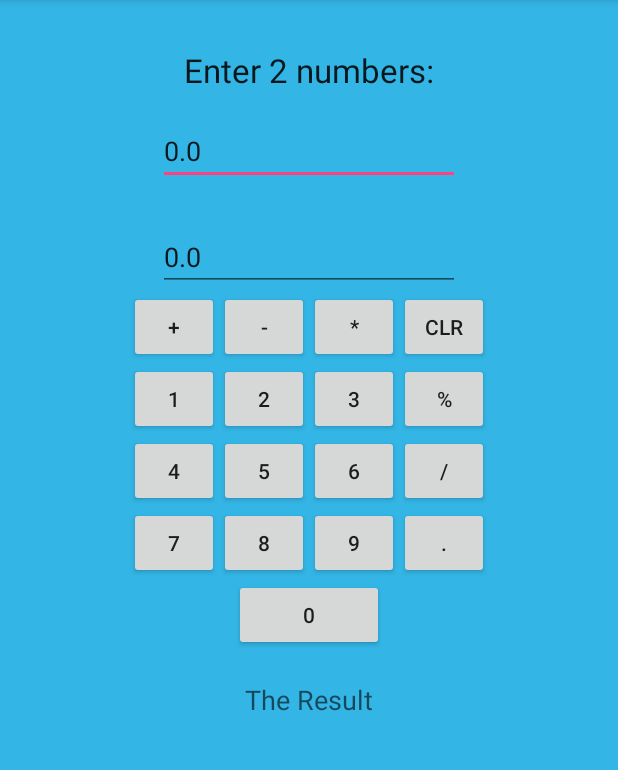
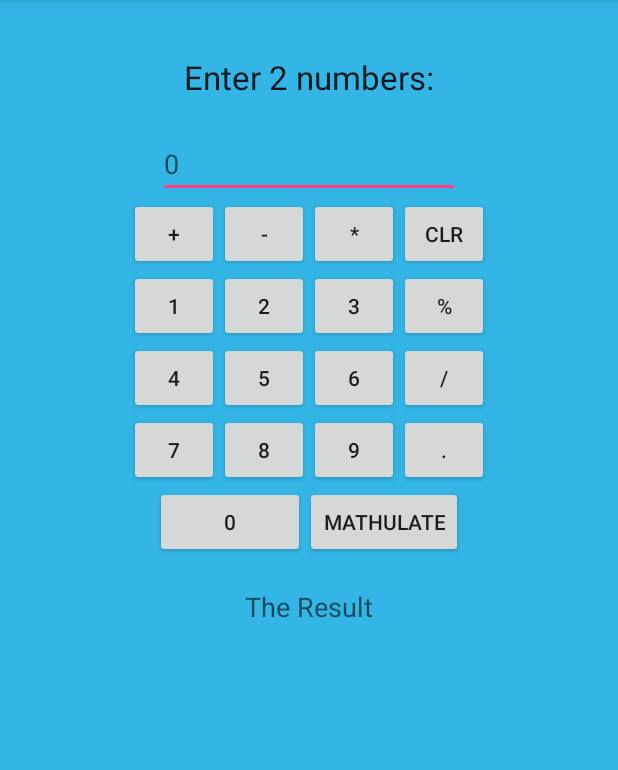
Before and after one commit to JohnMCrooks/Calculator-Android, an Android app: the screen it shows after launch (MainActivity), after a tap on "CLR", on a phone screen of 412 x 824 dp, the part 84-854 px from its top. Run offline under Robolectric (Android 15) with nearby library versions, the phone set to English and light mode, and no system bars.

Commit message:
Testing how to use a single line of input/multiple operators rather than a predefined set of numbers.
TODO:
Figure out how to add TickerTape (previous calculations)
Add more advanced mathematics (Square roots, exponents, etc.)
Polish

```diff
--- a/app/src/main/java/com/cr00keddesigns/calculator/MainActivity.java
+++ b/app/src/main/java/com/cr00keddesigns/calculator/MainActivity.java
@@ -13,6 +13,8 @@ import android.widget.Toast;
 
 public class MainActivity extends AppCompatActivity {
 
+    private TextView txtResult;
+
     private EditText operand1;
     private EditText operand2;
 
@@ -22,8 +24,18 @@ public class MainActivity extends AppCompatActivity {
     private Button btnMultip;
     private Button btnModulo;
     private Button btnClear;
-
-    private TextView txtResult;
+    private Button btn0;
+    private Button btn1;
+    private Button btn2;
+    private Button btn3;
+    private Button btn4;
+    private Button btn5;
+    private Button btn6;
+    private Button btn7;
+    private Button btn8;
+    private Button btn9;
+    private Button btnPeriod;
+    private Button btnMathulate;
 
 
     @Override
@@ -32,7 +44,7 @@ public class MainActivity extends AppCompatActivity {
         setContentView(R.layout.activity_main);
         //Links objects created above to layout fields in the XML file
         operand1 = (EditText) findViewById(R.id.edit_operand1);
-        operand2 = (EditText) findViewById(R.id.edit_operand2);
+//        operand2 = (EditText) findViewById(R.id.edit_operand2);
 
         btnAddition = (Button) findViewById(R.id.btnAddition);
         btnDivision = (Button) findViewById(R.id.btnDivision);
@@ -40,75 +52,208 @@ public class MainActivity extends AppCompatActivity {
         btnSubtraction = (Button) findViewById(R.id.btnSubtraction);
         btnModulo = (Button) findViewById(R.id.btnModulo);
         btnClear = (Button) findViewById(R.id.btnClear);
+        btnPeriod = (Button) findViewById(R.id.btnPeriod);
+        btnMathulate = (Button) findViewById(R.id.btnMathulate);
+
+        btn0 = (Button) findViewById(R.id.btn0);
+        btn1 = (Button) findViewById(R.id.btn1);
+        btn2 = (Button) findViewById(R.id.btn2);
+        btn3 = (Button) findViewById(R.id.btn3);
+        btn4 = (Button) findViewById(R.id.btn4);
+        btn5 = (Button) findViewById(R.id.btn5);
+        btn6 = (Button) findViewById(R.id.btn6);
+        btn7 = (Button) findViewById(R.id.btn7);
+        btn8 = (Button) findViewById(R.id.btn8);
+        btn9 = (Button) findViewById(R.id.btn9);
 
 
         txtResult = (TextView) findViewById(R.id.txtResult);
 
         //on click listener allows us to click the button and cause an action to occur
-        btnAddition.setOnClickListener(new View.OnClickListener() {
+
+        btnMathulate.setOnClickListener(new View.OnClickListener() {
             @Override
             public void onClick(View v) {
-                if(operand1.getText().length()>0 && (operand2.getText().length()>0)){
-                    double op1 = Double.parseDouble(operand1.getText().toString());
-                    double op2 = Double.parseDouble((operand2.getText().toString()));
-                    double theResult = op1+op2;
-                    txtResult.setText(Double.toString(theResult));
-             }
-                else{
-                    Toast.makeText(MainActivity.this, "Hey Hey Hey! Use some numbers dag nabit!", Toast.LENGTH_LONG).show();}
+                if (!operand1.equals(null)){
+
+                }
             }
         });
 
         btnClear.setOnClickListener(new View.OnClickListener() {
             @Override
             public void onClick(View v) {
-                txtResult.setText("");
-                operand1.setText("0.0");
-                operand2.setText("0.0");
-                operand1.requestFocus();
-                Toast.makeText(MainActivity.this, "Numbers have been Cleared.", Toast.LENGTH_LONG);
+                if(operand1 != null || !operand1.equals("")){
+                    txtResult.setText("");
+                    operand1.setText("");
+                    operand1.requestFocus();
+                    Toast.makeText(MainActivity.this, "Numbers have been Cleared.", Toast.LENGTH_LONG);
+                }else{
+                    Toast.makeText(MainActivity.this, "There is nothing to clear!", Toast.LENGTH_LONG);
+                }
+
             }
         });
+
+
+        btnAddition.setOnClickListener(new View.OnClickListener() {
+            @Override
+            public void onClick(View v) {
+                operand1.append("+");
+            }
+        });
+
+        btn0.setOnClickListener(new View.OnClickListener() {
+            @Override
+            public void onClick(View v) {
+            operand1.append("0");
+            }
+        });
+
+        btn1.setOnClickListener(new View.OnClickListener() {
+            @Override
+            public void onClick(View v) {
+                operand1.append("1");
+            }
+        });
+        btn2.setOnClickListener(new View.OnClickListener() {
+            @Override
+            public void onClick(View v) {
+                operand1.append("2");
+            }
+        });
+        btn3.setOnClickListener(new View.OnClickListener() {
+            @Override
+            public void onClick(View v) {
+                operand1.append("3");
+            }
+        });
+        btn4.setOnClickListener(new View.OnClickListener() {
+            @Override
+            public void onClick(View v) {
+                operand1.append("4");
+            }
+        });
+        btn5.setOnClickListener(new View.OnClickListener() {
+            @Override
+            public void onClick(View v) {
+                operand1.append("5");
+            }
+        });
+        btn6.setOnClickListener(new View.OnClickListener() {
+            @Override
+            public void onClick(View v) {
+                operand1.append("6");
+            }
+        });
+        btn7.setOnClickListener(new View.OnClickListener() {
+            @Override
+            public void onClick(View v) {
+                operand1.append("7");
+            }
+        });
+        btn8.setOnClickListener(new View.OnClickListener() {
+            @Override
+            public void onClick(View v) {
+                operand1.append("8");
+            }
+        });
+        btn9.setOnClickListener(new View.OnClickListener() {
+            @Override
+            public void onClick(View v) {
+                operand1.append("9");
+            }
+        });
+        btnPeriod.setOnClickListener(new View.OnClickListener() {
+            @Override
+            public void onClick(View v) {
+                operand1.append(".");
+            }
+        });
+
 
         btnSubtraction.setOnClickListener(new View.OnClickListener() {
             @Override
             public void onClick(View v) {
-                double op1 = Double.parseDouble(operand1.getText().toString());
-                double op2 = Double.parseDouble((operand2.getText().toString()));
-                double theResult = op1 - op2;
-                txtResult.setText(Double.toString(theResult));
+                operand1.append("-");
             }
         });
 
         btnMultip.setOnClickListener(new View.OnClickListener() {
             @Override
             public void onClick(View v) {
-                double op1 = Double.parseDouble(operand1.getText().toString());
-                double op2 = Double.parseDouble((operand2.getText().toString()));
-                double theResult = op1*op2;
-                txtResult.setText(Double.toString(theResult));
+                operand1.append("*");
             }
         });
 
         btnModulo.setOnClickListener(new View.OnClickListener() {
             @Override
             public void onClick(View v) {
-                double op1 = Double.parseDouble(operand1.getText().toString());
-                double op2 = Double.parseDouble((operand2.getText().toString()));
-                int theResult = (int) (op1%op2);
-                txtResult.setText(Double.toString(theResult));
+                operand1.append("%");
             }
         });
 
         btnDivision.setOnClickListener(new View.OnClickListener() {
             @Override
             public void onClick(View v) {
-                double op1 = Double.parseDouble(operand1.getText().toString());
-                double op2 = Double.parseDouble((operand2.getText().toString()));
-                double theResult = op1/op2;
-                txtResult.setText(Double.toString(theResult));
+                operand1.append("/");
             }
         });
+
+//        btnAddition.setOnClickListener(new View.OnClickListener() {
+//            @Override
+//            public void onClick(View v) {
+//                if(operand1.getText().length()>0 && (operand2.getText().length()>0)){
+//                    float op1 = Float.parseFloat(operand1.getText().toString());
+//                    float op2 = Float.parseFloat((operand2.getText().toString()));
+//                    double theResult = op1;
+//                    txtResult.setText(Double.toString(theResult));
+//                }
+//                else{
+//                    Toast.makeText(MainActivity.this, "Hey Hey Hey! Use some numbers dag nabit!", Toast.LENGTH_LONG).show();}
+//            }
+//        });
+
+//
+//        btnSubtraction.setOnClickListener(new View.OnClickListener() {
+//            @Override
+//            public void onClick(View v) {
+//                double op1 = Double.parseDouble(operand1.getText().toString());
+//                double op2 = Double.parseDouble((operand2.getText().toString()));
+//                double theResult = op1 - op2;
+//                txtResult.setText(Double.toString(theResult));
+//            }
+//        });
+//
+//        btnMultip.setOnClickListener(new View.OnClickListener() {
+//            @Override
+//            public void onClick(View v) {
+//                double op1 = Double.parseDouble(operand1.getText().toString());
+//                double op2 = Double.parseDouble((operand2.getText().toString()));
+//                double theResult = op1*op2;
+//                txtResult.setText(Double.toString(theResult));
+//            }
+//        });
+//
+//        btnModulo.setOnClickListener(new View.OnClickListener() {
+//            @Override
+//            public void onClick(View v) {
+//                double op1 = Double.parseDouble(operand1.getText().toString());
+//                double op2 = Double.parseDouble((operand2.getText().toString()));
+//                int theResult = (int) (op1%op2);
+//                txtResult.setText(Double.toString(theResult));
+//            }
+//        });
+//
+//        btnDivision.setOnClickListener(new View.OnClickListener() {
+//            @Override
+//            public void onClick(View v) {
+//                double op1 = Double.parseDouble(operand1.getText().toString());
+//                double op2 = Double.parseDouble((operand2.getText().toString()));
+//                double theResult = op1/op2;
+//                txtResult.setText(Double.toString(theResult));
+//            }
+//        });
 
         Toolbar toolbar = (Toolbar) findViewById(R.id.toolbar);
         setSupportActionBar(toolbar);
--- a/app/src/main/res/layout/content_main.xml
+++ b/app/src/main/res/layout/content_main.xml
@@ -28,19 +28,19 @@
     <EditText
         android:layout_width="201dp"
         android:layout_height="wrap_content"
-        android:inputType="numberDecimal"
         android:ems="10"
         android:id="@+id/edit_operand1"
-        android:layout_gravity="center_horizontal" />
+        android:layout_gravity="center_horizontal"
+        android:hint="0" />
 
-    <EditText
-        android:layout_width="201dp"
-        android:layout_height="wrap_content"
-        android:inputType="numberDecimal"
-        android:ems="10"
-        android:id="@+id/edit_operand2"
-        android:layout_gravity="center_horizontal"
-        android:layout_marginTop="25dp" />
+    <!--<EditText-->
+        <!--android:layout_width="201dp"-->
+        <!--android:layout_height="wrap_content"-->
+        <!--android:inputType="numberDecimal"-->
+        <!--android:ems="10"-->
+        <!--android:id="@+id/edit_operand2"-->
+        <!--android:layout_gravity="center_horizontal"-->
+        <!--android:layout_marginTop="25dp" />-->
 
     <LinearLayout
         android:orientation="horizontal"
@@ -212,6 +212,13 @@
             android:layout_height="wrap_content"
             android:layout_gravity="center_horizontal"
             style="?android:attr/buttonStyleSmall"/>
+
+        <Button
+            android:text="Mathulate"
+            android:layout_width="wrap_content"
+            android:layout_height="wrap_content"
+            android:id="@+id/btnMathulate"
+            android:layout_weight="1" />
     </LinearLayout>
 
     <TextView
```
Also changed, not shown: 28 other files.
